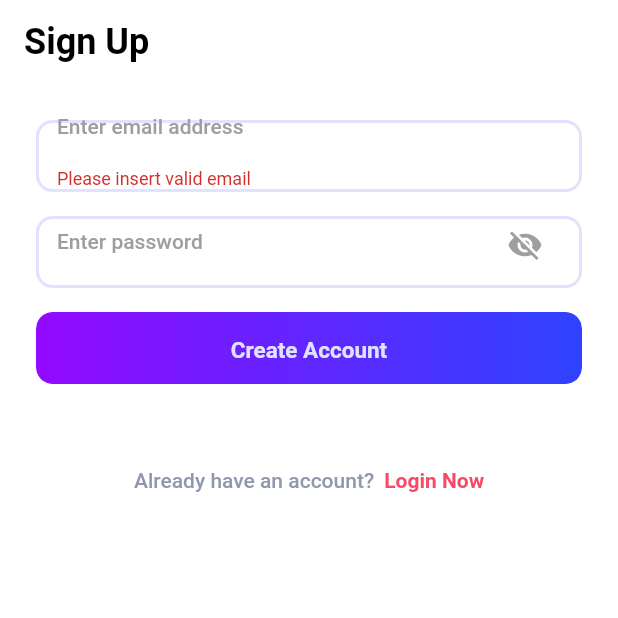
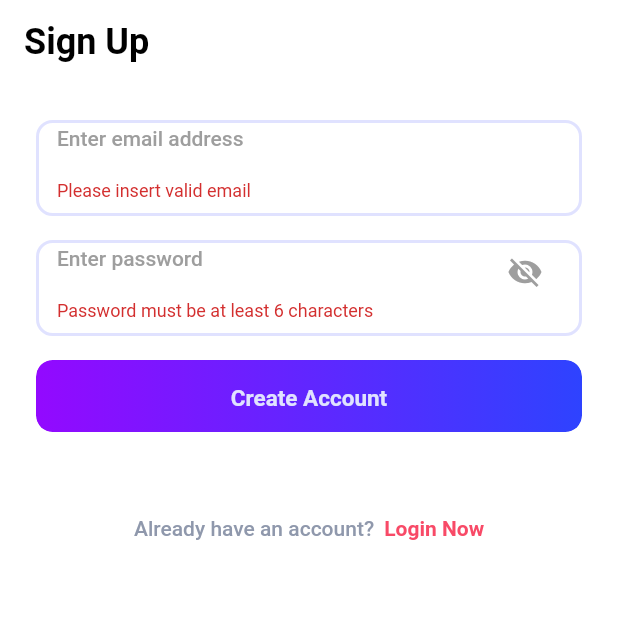
Before and after one commit to Fatimamostafa/firestore_sample, a Flutter app: the screen it shows after launch, after a tap on "Create Account", on a phone screen of 412 x 824 dp, the top half of it. Run offline on Flutter 3.47's test engine with Material 2 defaults, Android fonts, the phone set to English and light mode, and no system bars; our stand-ins replace firebase_auth, firebase_core, get_it, rxdart, shared_preferences; accounts and stored records are empty.

```diff
--- a/lib/network/utils/loading_bloc.dart
+++ b/lib/network/utils/loading_bloc.dart
@@ -4,11 +4,13 @@ import 'package:rxdart/subjects.dart';
 enum LoadingType {
   login,
   signup,
+  logout,
 }
 
 enum BottomSheetType {
   signUp,
   login,
+  logout,
 }
 
 class LoadingBloc {
--- a/lib/ui/signup/signup_page.dart
+++ b/lib/ui/signup/signup_page.dart
@@ -1,3 +1,4 @@
+import 'package:firebase_auth/firebase_auth.dart';
 import 'package:flutter/material.dart';
 import 'package:glint_test/network/authentication/auth_bloc.dart';
 import 'package:glint_test/network/utils/loading_bloc.dart';
@@ -71,14 +72,15 @@ class _SignupPageState extends State<SignupPage> {
                         TextInputForm(
                           controller: _passwordTextController,
                           title: 'Password',
+                          errorText: true,
                           hintText: 'Enter password',
                           keyboardType: TextInputType.visiblePassword,
                           action: TextInputAction.done,
                           validator: (v) {
-                            if (v!.length >= 6) {
+                            if (v!.length < 6) {
+                              return 'Password must be at least 6 characters';
+                            } else {
                               return null;
-                            } else {
-                              return 'Enter password';
                             }
                           },
                         ),
@@ -137,9 +139,12 @@ class _SignupPageState extends State<SignupPage> {
       _passwordTextController.value.text,
     );
 
-    if (session != null) {
+    if (session is User) {
       locator<NavigationService>()
           .navigateTo(FeedPage.routeName, replace: true);
+    } else {
+      ScaffoldMessenger.of(context)
+          .showSnackBar(SnackBar(content: Text(session)));
     }
   }
 }
--- a/lib/ui/splash/splash_page.dart
+++ b/lib/ui/splash/splash_page.dart
@@ -3,6 +3,7 @@ import 'dart:convert';
 import 'package:firebase_auth/firebase_auth.dart';
 import 'package:flutter/material.dart';
 import 'package:glint_test/main.dart';
+import 'package:glint_test/ui/feed/feed_page.dart';
 import 'package:glint_test/ui/login/login_page.dart';
 import 'package:glint_test/ui/signup/signup_page.dart';
 import 'package:glint_test/utils/locator.dart';
@@ -39,7 +40,7 @@ class _SplashPageState extends State<SplashPage> {
         );
       } else {
         locator<NavigationService>().navigateTo(
-          LoginPage.routeName,
+          FeedPage.routeName,
           replace: true,
         );
       }
--- a/lib/widgets/text_input_form.dart
+++ b/lib/widgets/text_input_form.dart
@@ -85,10 +85,9 @@ class _TextInputFormState extends State<TextInputForm> {
               stream: bloc.subjectFocus,
               builder: (context, snapshotFocus) {
                 return Container(
-                  height: widget.maxLine == 1 ? applySpacing(6) : null,
-                  //alignment: Alignment.center,
-                  padding: EdgeInsets.only(
-                      left: applySpacing(1.5), right: applySpacing(1.5)),
+                  height: widget.maxLine == 1 ? applySpacing(8) : null,
+                  padding: EdgeInsets.symmetric(
+                      vertical: applySpacing(1), horizontal: applySpacing(1.5)),
                   decoration: BoxDecoration(
                     borderRadius: BorderRadius.circular(11.0),
                     color: Colors.transparent,
```
Also changed, not shown: lib/network/authentication/auth_bloc.dart (+13 -11 lines), lib/ui/feed/feed_page.dart (+36 -1 lines).
